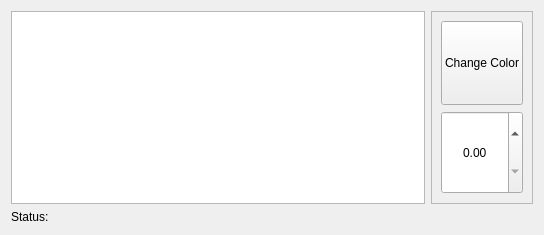
Qt form mslib/msui/ui/ui_multiple_flightpath_dockwidget.ui (Open-MSS/MSS) before a commit.
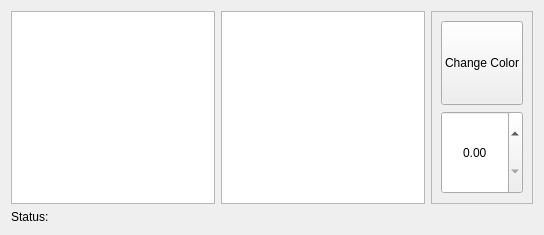
The same form after that commit.

Commit message: change_color_of_selected_flightpath

Diff of the .ui file:
```diff
--- a/mslib/msui/ui/ui_multiple_flightpath_dockwidget.ui
+++ b/mslib/msui/ui/ui_multiple_flightpath_dockwidget.ui
@@ -32,6 +32,22 @@
            <verstretch>0</verstretch>
           </sizepolicy>
          </property>
+         <property name="sizeAdjustPolicy">
+          <enum>QAbstractScrollArea::AdjustToContents</enum>
+         </property>
+        </widget>
+       </item>
+       <item>
+        <widget class="QListWidget" name="list_operation_track">
+         <property name="sizePolicy">
+          <sizepolicy hsizetype="Expanding" vsizetype="MinimumExpanding">
+           <horstretch>0</horstretch>
+           <verstretch>0</verstretch>
+          </sizepolicy>
+         </property>
+         <property name="sizeAdjustPolicy">
+          <enum>QAbstractScrollArea::AdjustToContents</enum>
+         </property>
         </widget>
        </item>
        <item>
```
The commit also changes 3 other files.
